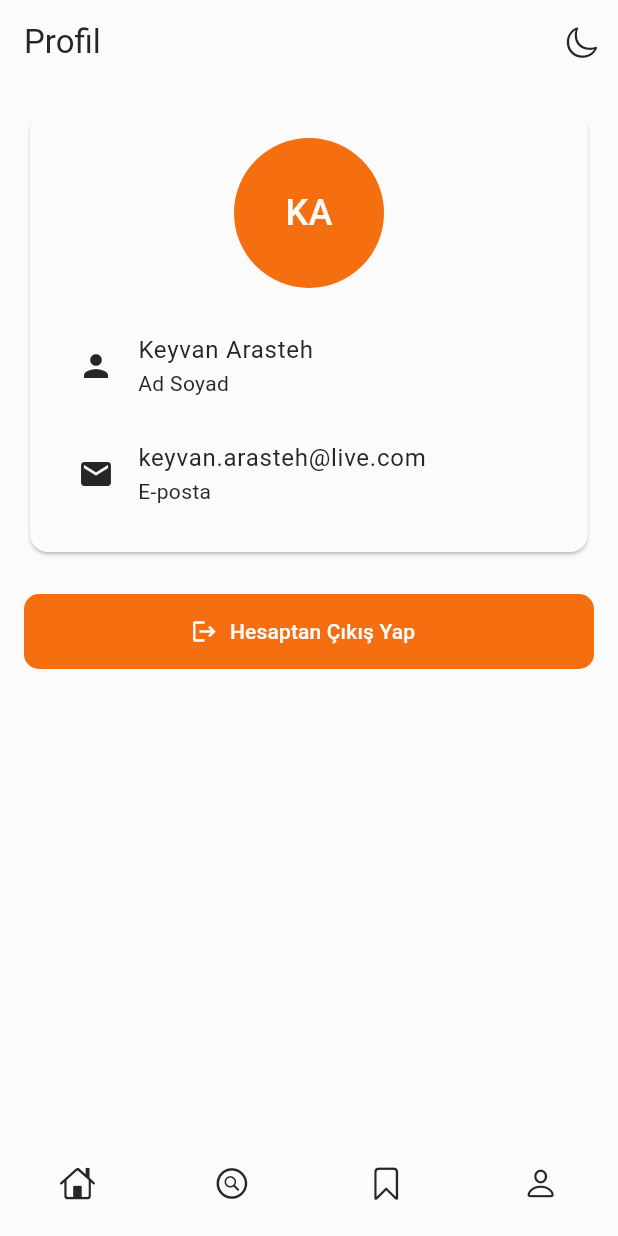
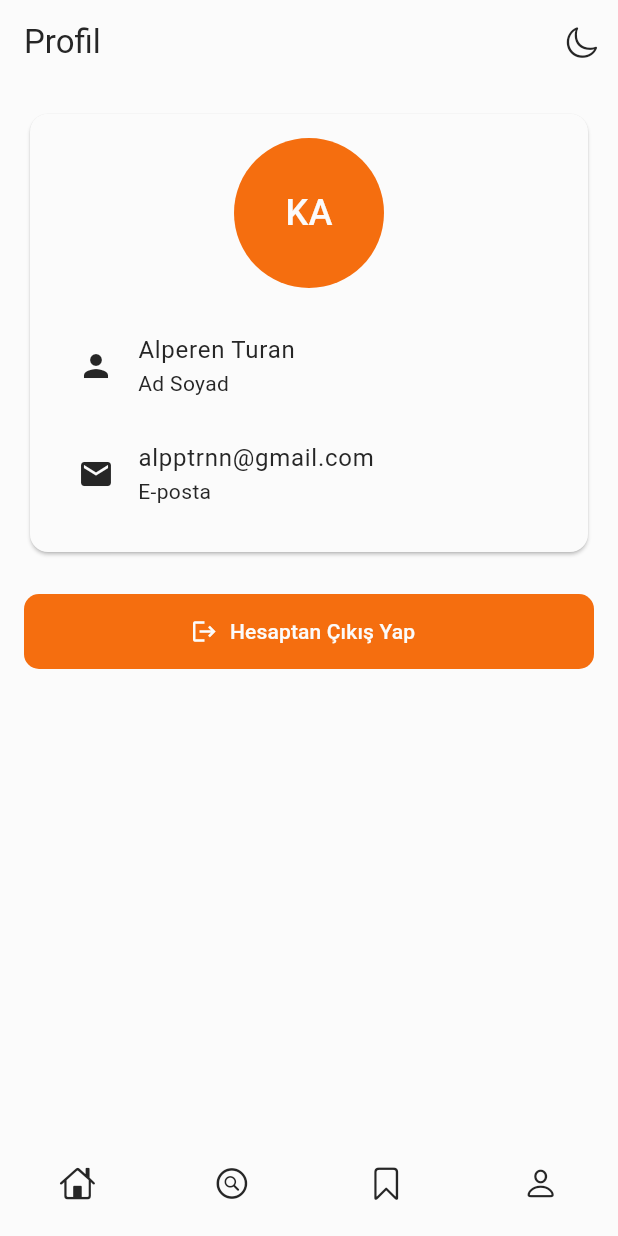
Before and after one commit to acimasizburger/Fungipedia, a Flutter app: the ProfileScreen screen opened by its route, on a phone screen of 412 x 824 dp. Run offline on Flutter 3.47's test engine with Material 3 defaults, Android fonts, the phone set to English and light mode, and no system bars; our stand-ins replace go_router, google_fonts.

Commit message:
Gereksiz import ifadeleri yorum satırına alındı ve profil ekranındaki kullanıcı bilgileri güncellendi.

```diff
--- a/lib/core/constants.dart
+++ b/lib/core/constants.dart
@@ -1,5 +1,5 @@
-import 'package:flutter/material.dart';
-import 'package:flutter/widgets.dart';
+//import 'package:flutter/material.dart';
+//import 'package:flutter/widgets.dart';
 
 
 
--- a/lib/core/routes.dart
+++ b/lib/core/routes.dart
@@ -1,6 +1,6 @@
 // uygulamada sayfalari ve navigasyon islemlerini burada tanimlicaz
 
-import 'package:flutter/material.dart';
+//import 'package:flutter/material.dart';
 import 'package:go_router/go_router.dart';
 import '../screens/library_screen.dart';
 import '../screens/loading_screen.dart';
--- a/lib/main.dart
+++ b/lib/main.dart
@@ -1,5 +1,5 @@
 import 'package:flutter/material.dart';
-import 'package:provider/provider.dart';
+//import 'package:provider/provider.dart';
 import 'core/routes.dart';
 import 'core/themes.dart';
 
--- a/lib/screens/library_screen.dart
+++ b/lib/screens/library_screen.dart
@@ -1,7 +1,7 @@
 import 'package:flutter/cupertino.dart';
 import 'package:flutter/material.dart';
 
-import '../core/constants.dart';
+//import '../core/constants.dart';
 import '../widgets/bottom_menu.dart';
 
 class LibraryScreen extends StatefulWidget {
--- a/lib/screens/profile_screen.dart
+++ b/lib/screens/profile_screen.dart
@@ -3,7 +3,7 @@ import 'package:flutter/material.dart';
 import 'package:go_router/go_router.dart';
 import 'package:provider/provider.dart';
 
-import '../core/constants.dart';
+//import '../core/constants.dart';
 import '../core/themes.dart';
 import '../widgets/bottom_menu.dart';
 
@@ -31,7 +31,7 @@ class ProfileScreen extends StatelessWidget {
             child: Padding(
               padding: EdgeInsets.all(16),
               child: Column(
-                children: [
+                children: const [
                   CircleAvatar(
                     radius: 50,
                     child: Text(
@@ -42,12 +42,12 @@ class ProfileScreen extends StatelessWidget {
                   SizedBox(height: 16),
                   ListTile(
                     leading: Icon(Icons.person),
-                    title: Text("Keyvan Arasteh"),
+                    title: Text("Alperen Turan"),
                     subtitle: Text("Ad Soyad"),
                   ),
                   ListTile(
                     leading: Icon(Icons.email),
-                    title: Text("keyvan.arasteh@live.com"),
+                    title: Text("alpptrnn@gmail.com"),
                     subtitle: Text("E-posta"),
                   ),
                 ],
--- a/lib/screens/search_screen.dart
+++ b/lib/screens/search_screen.dart
@@ -1,7 +1,7 @@
 import 'package:flutter/material.dart';
 
-import '../core/constants.dart';
-import '../core/themes.dart';
+//import '../core/constants.dart';
+//import '../core/themes.dart';
 import '../widgets/bottom_menu.dart';
 
 class SearchScreen extends StatelessWidget {
```
Also changed, not shown: lib/screens/home_screen.dart (+4 -4 lines).
